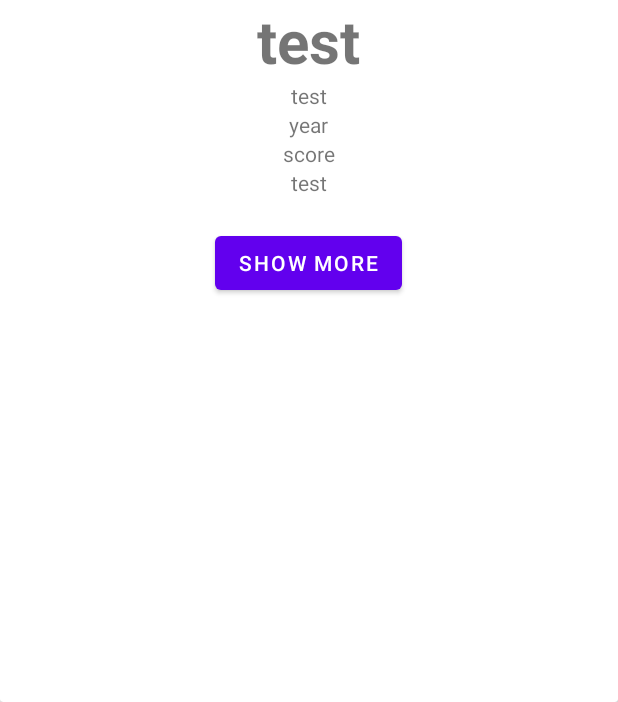
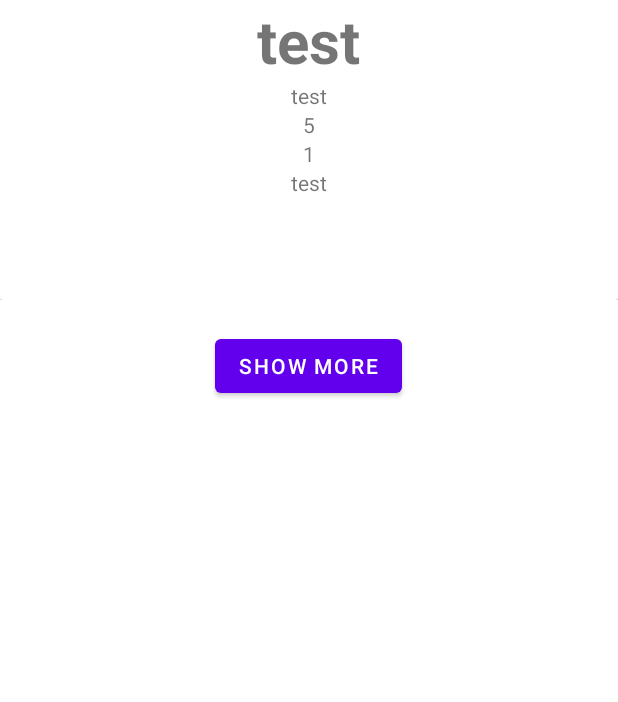
Before and after one commit to madeby0203/GoSwipe, an Android app: the fragment ResultsFragment placed in its activity, on a phone screen of 412 x 824 dp, the part 534-1236 px from its top. Run offline under Robolectric (Android 15) with nearby library versions, the phone set to English and light mode, and no system bars; our stand-ins replace CircleImageView, EventBus.

Commit message:
ResultFragment updated and resultinfofragment created (not finished).

```diff
--- a/app/src/main/java/rd/project/adapters/ResultAdapter.java
+++ b/app/src/main/java/rd/project/adapters/ResultAdapter.java
@@ -33,8 +33,8 @@ public class ResultAdapter extends RecyclerView.Adapter<ResultAdapter.resultHold
             holder.resultView.setImageResource(R.drawable.ic_launcher_foreground);
             holder.genreText.setText(a.get(position).getGenre());
             holder.titleText.setText(a.get(position).getTitle());
-//            holder.yearText.setText((a.get(position).getYear());
-//            holder.scoreText.setText((String)a.get(position).getVote());
+            holder.yearText.setText(a.get(position).getYear());
+            holder.scoreText.setText(a.get(position).getVote().toString());
             holder.platformText.setText(a.get(position).getPlatform());
     }
 
@@ -56,7 +56,7 @@ public class ResultAdapter extends RecyclerView.Adapter<ResultAdapter.resultHold
             genreText = itemView.findViewById(R.id.genreText);
             titleText = itemView.findViewById(R.id.titleText);
             yearText = itemView.findViewById(R.id.yearText);
-//            scoreText = itemView.findViewById(R.id.scoreText);
+            scoreText = itemView.findViewById(R.id.scoreText);
             platformText = itemView.findViewById(R.id.platformText);
         }
     }
--- a/app/src/main/java/rd/project/api/DiscoverMovies.java
+++ b/app/src/main/java/rd/project/api/DiscoverMovies.java
@@ -67,7 +67,7 @@ public class DiscoverMovies implements RequestType{
                     (String) jsonMovie.get("poster_path"),
                     (Number) jsonMovie.get("vote_average"),
                     Math.toIntExact((Long) jsonMovie.get("id")),
-                    (int) jsonMovie.get(5), //TODO: release date aanpassen naar int
+                    (String) jsonMovie.get(5), //TODO: release date aanpassen naar int
                     (String) jsonMovie.get(genre),
                     (String) jsonMovie.get(providers)
 
--- a/app/src/main/java/rd/project/api/Movie.java
+++ b/app/src/main/java/rd/project/api/Movie.java
@@ -7,7 +7,7 @@ public class Movie {
     private final String poster;
     private final Number vote;
     private final int id;
-    private final int year;
+    private final String year;
 
     private final String genre;
     private final String platform;
@@ -21,7 +21,7 @@ public class Movie {
      * @param id
      */
 
-    public Movie (String overview, String title, String poster, Number vote, int id, int year, String genre, String platform) {
+    public Movie (String overview, String title, String poster, Number vote, int id, String year, String genre, String platform) {
         this.overview = overview;
         this.title = title;
         this.poster = "https://image.tmdb.org/t/p/original" + poster;
@@ -56,7 +56,7 @@ public class Movie {
         return poster;
     }
 
-    public int getYear() {
+    public String getYear() {
         return year;
     }
 
--- a/app/src/main/java/rd/project/fragments/ResultsFragment.java
+++ b/app/src/main/java/rd/project/fragments/ResultsFragment.java
@@ -2,9 +2,12 @@ package rd.project.fragments;
 
 import android.os.Bundle;
 import android.view.View;
+import android.widget.Button;
+import android.widget.EditText;
 import androidx.annotation.NonNull;
 import androidx.appcompat.app.AppCompatActivity;
 import androidx.fragment.app.Fragment;
+import androidx.fragment.app.FragmentTransaction;
 import androidx.viewpager2.widget.CompositePageTransformer;
 import androidx.viewpager2.widget.ViewPager2;
 import rd.project.R;
@@ -30,8 +33,8 @@ public class ResultsFragment extends Fragment { //source: https://github.com/Roh
         pager = view.findViewById(R.id.sliderMenu);
 
         //add elements to the list in order for the pager to show it
-        Movie temp = new Movie("test","test","test",1,5,5,"test","test");
-        Movie temp2 = new Movie("test2","test2","test2",2,52,52,"test2","test2");
+        Movie temp = new Movie("Lorem ipsum dolor sit amet, consectetur adipiscing elit. Quisque eu eleifend odio, eget cursus neque. Proin ut massa ac tellus egestas placerat. Etiam condimentum pellentesque ligula ut tristique. Aliquam pretium convallis augue non interdum. Vestibulum tempus tellus ante, nec luctus ligula convallis quis. Ut placerat, turpis id varius iaculis, nisi sapien pulvinar metus, sed faucibus dui odio ac nisl. Nam a ultrices neque. Vestibulum scelerisque, turpis et bibendum dictum, quam mauris vehicula felis, in aliquam leo turpis suscipit nunc.","test","test",1,5,"5","test","test");
+        Movie temp2 = new Movie("test2","test2","test2",2,52,"52","test2","test2");
         list.add(temp);
         list.add(temp2);
 
@@ -42,7 +45,7 @@ public class ResultsFragment extends Fragment { //source: https://github.com/Roh
         pager.setAdapter(resultAdapter);
 
         //set the amount of offscreen pages
-        pager.setOffscreenPageLimit(2);
+        pager.setOffscreenPageLimit(1);
 
         CompositePageTransformer transformer = new CompositePageTransformer();
         transformer.addTransformer(new ViewPager2.PageTransformer() {
@@ -53,6 +56,23 @@ public class ResultsFragment extends Fragment { //source: https://github.com/Roh
         });
 
         pager.setPageTransformer(transformer);
+
+
+        Button infoButton = view.findViewById(R.id.infoButton);
+
+        infoButton.setOnClickListener(v -> {
+            Movie tempMovie = list.get(pager.getCurrentItem());
+            Bundle tempBundle = new Bundle();
+            tempBundle.putString("overview", tempMovie.getOverview());
+            tempBundle.putString("title", tempMovie.getTitle());
+
+            getParentFragmentManager().popBackStack();
+            getParentFragmentManager().beginTransaction()
+                    .setTransition(FragmentTransaction.TRANSIT_FRAGMENT_FADE)
+                    .setReorderingAllowed(true)
+                    .replace(R.id.fragment_container_view, InfoResultFragment.class, tempBundle)
+                    .commit();
+        });
     }
 
 }
--- a/app/src/main/res/layout/fragment_results.xml
+++ b/app/src/main/res/layout/fragment_results.xml
@@ -5,8 +5,17 @@
                 android:background="@color/white"
 >
     <androidx.viewpager2.widget.ViewPager2 android:layout_width="match_parent"
-                                           android:layout_height="match_parent"
+                                           android:layout_height="500dp"
                                            android:id="@+id/sliderMenu"
     />
 
+    <Button android:layout_width="wrap_content"
+            android:layout_height="wrap_content"
+            android:layout_below="@+id/sliderMenu"
+            android:layout_centerHorizontal="true"
+            android:id="@+id/infoButton"
+            android:text="@string/show_more"
+            android:layout_marginTop="20dp"
+    />
+
 </RelativeLayout>
--- a/app/src/main/res/layout/slider_item.xml
+++ b/app/src/main/res/layout/slider_item.xml
@@ -55,14 +55,7 @@
                       android:id="@+id/platformText"
             />
 
-            <Button android:layout_width="wrap_content"
-                    android:layout_height="wrap_content"
-                    android:layout_below="@+id/platformText"
-                    android:layout_centerHorizontal="true"
-                    android:id="@+id/infoButton"
-                    android:text="@string/show_more"
-                    android:layout_marginTop="20dp"
-                    />
+
 
 
 
--- a/app/src/main/res/values/strings.xml
+++ b/app/src/main/res/values/strings.xml
@@ -11,4 +11,7 @@
     <string name="score">score</string>
     <string name="year">year</string>
     <string name="genre">genre</string>
+    <string name="Overview"/>
+    <string name="overview">Overview</string>
+    <string name="production_date">Production date:</string>
 </resources>
```
Also changed, not shown: app/src/main/java/rd/project/fragments/InfoResultFragment.java (added, +27 -0 lines), app/src/main/res/layout/fragment_resultinfo.xml (added, +26 -0 lines).
